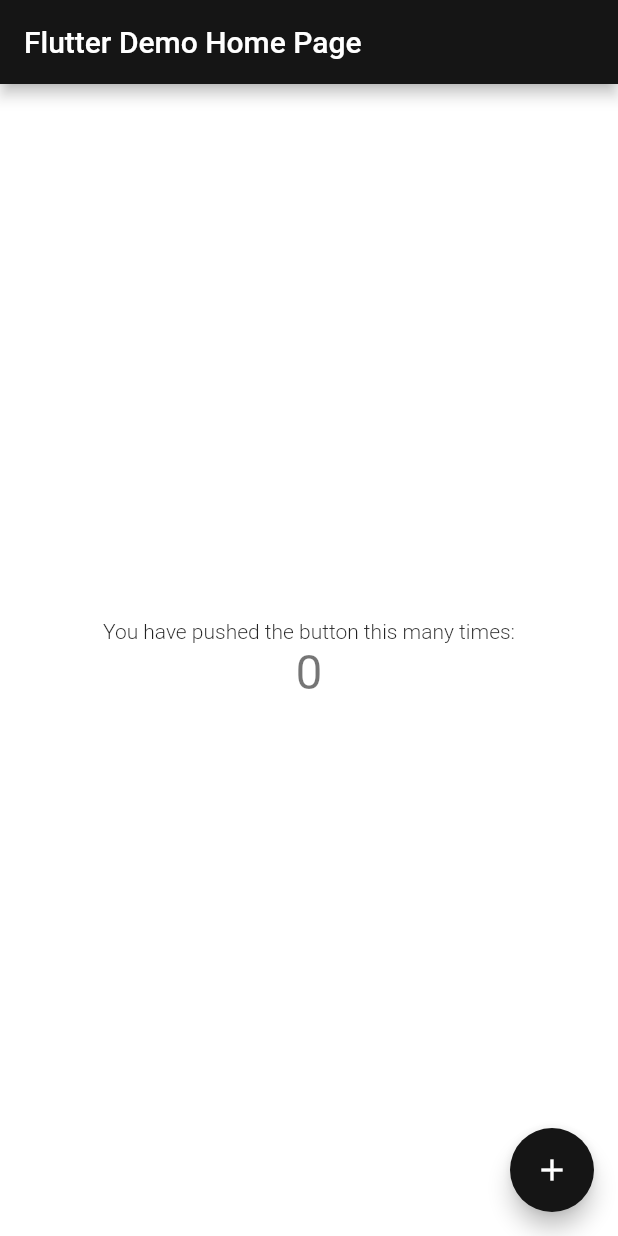
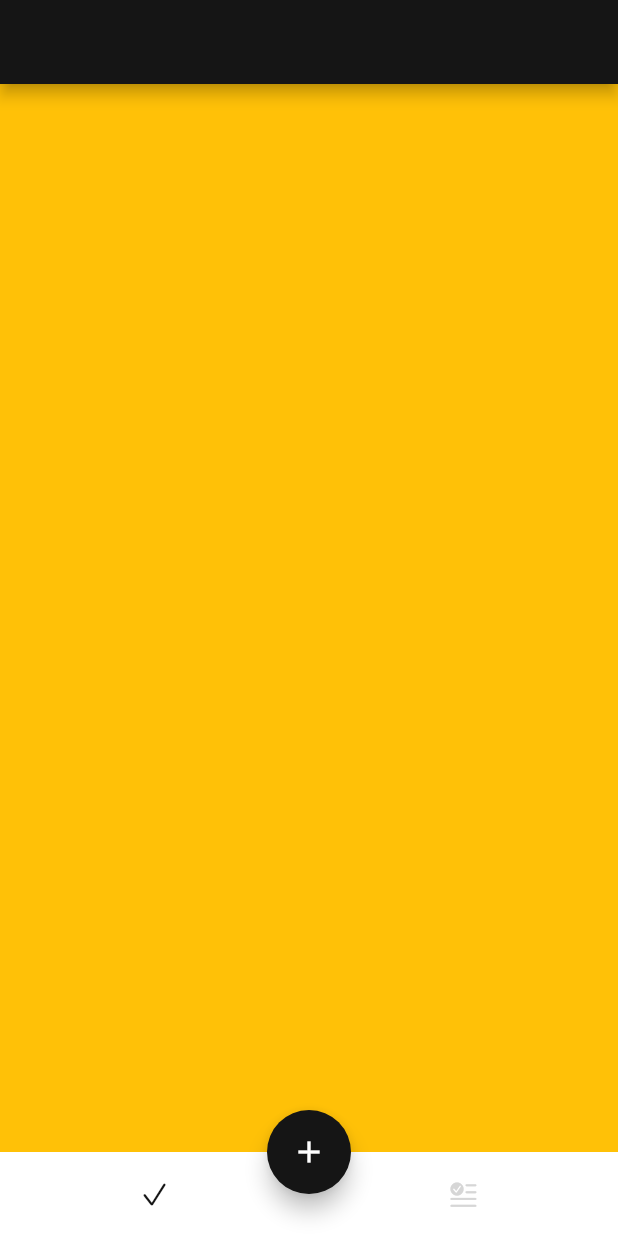
Before and after one commit to wogks/yakmu, a Flutter app: the screen it shows after launch, on a phone screen of 412 x 824 dp. Run offline on Flutter 3.47's test engine with Material 2 defaults, Android fonts, the phone set to English and light mode, and no system bars; Roboto replaces fonts that are missing (GmarketSansTTF).

Commit message:
Feat: homepage 작성

```diff
--- a/lib/main.dart
+++ b/lib/main.dart
@@ -1,3 +1,4 @@
+import 'package:alyak/presentation/home_page/home_page.dart';
 import 'package:alyak/util/dory_themes.dart';
 import 'package:flutter/material.dart';
 
@@ -12,93 +13,8 @@
   Widget build(BuildContext context) {
     return MaterialApp(
       title: 'Flutter Demo',
-      theme:DoryThemes.lightTheme,
-      home: const MyHomePage(title: 'Flutter Demo Home Page'),
+      theme: DoryThemes.lightTheme,
+      home: const HomePage(),
     );
   }
 }
-
-class MyHomePage extends StatefulWidget {
-  const MyHomePage({super.key, required this.title});
-
-  // This widget is the home page of your application. It is stateful, meaning
-  // that it has a State object (defined below) that contains fields that affect
-  // how it looks.
-
-  // This class is the configuration for the state. It holds the values (in this
-  // case the title) provided by the parent (in this case the App widget) and
-  // used by the build method of the State. Fields in a Widget subclass are
-  // always marked "final".
-
-  final String title;
-
-  @override
-  State<MyHomePage> createState() => _MyHomePageState();
-}
-
-class _MyHomePageState extends State<MyHomePage> {
-  int _counter = 0;
-
-  void _incrementCounter() {
-    setState(() {
-      // This call to setState tells the Flutter framework that something has
-      // changed in this State, which causes it to rerun the build method below
-      // so that the display can reflect the updated values. If we changed
-      // _counter without calling setState(), then the build method would not be
-      // called again, and so nothing would appear to happen.
-      _counter++;
-    });
-  }
-
-  @override
-  Widget build(BuildContext context) {
-    // This method is rerun every time setState is called, for instance as done
-    // by the _incrementCounter method above.
-    //
-    // The Flutter framework has been optimized to make rerunning build methods
-    // fast, so that you can just rebuild anything that needs updating rather
-    // than having to individually change instances of widgets.
-    return Scaffold(
-      appBar: AppBar(
-        // Here we take the value from the MyHomePage object that was created by
-        // the App.build method, and use it to set our appbar title.
-        title: Text(widget.title),
-      ),
-      body: Center(
-        // Center is a layout widget. It takes a single child and positions it
-        // in the middle of the parent.
-        child: Column(
-          // Column is also a layout widget. It takes a list of children and
-          // arranges them vertically. By default, it sizes itself to fit its
-          // children horizontally, and tries to be as tall as its parent.
-          //
-          // Invoke "debug painting" (press "p" in the console, choose the
-          // "Toggle Debug Paint" action from the Flutter Inspector in Android
-          // Studio, or the "Toggle Debug Paint" command in Visual Studio Code)
-          // to see the wireframe for each widget.
-          //
-          // Column has various properties to control how it sizes itself and
-          // how it positions its children. Here we use mainAxisAlignment to
-          // center the children vertically; the main axis here is the vertical
-          // axis because Columns are vertical (the cross axis would be
-          // horizontal).
-          mainAxisAlignment: MainAxisAlignment.center,
-          children: <Widget>[
-            const Text(
-              'You have pushed the button this many times:',
-            ),
-            Text(
-              '$_counter',
-              style: Theme.of(context).textTheme.headline4,
-            ),
-          ],
-        ),
-      ),
-      floatingActionButton: FloatingActionButton(
-        onPressed: _incrementCounter,
-        tooltip: 'Increment',
-        child: const Icon(Icons.add),
-      ), // This trailing comma makes auto-formatting nicer for build methods.
-    );
-  }
-}
--- /dev/null
+++ b/lib/presentation/home_page/home_page.dart
@@ -0,0 +1,80 @@
+import 'package:alyak/util/dory_colors.dart';
+import 'package:flutter/cupertino.dart';
+import 'package:flutter/material.dart';
+
+class HomePage extends StatefulWidget {
+  const HomePage({super.key});
+
+  @override
+  State<HomePage> createState() => _HomePageState();
+}
+
+class _HomePageState extends State<HomePage> {
+  int _currentIndex = 0;
+  final _pages = [
+    Container(
+      color: Colors.amber,
+    ),
+    Container(
+      color: Colors.blue,
+    ),
+  ];
+
+  @override
+  Widget build(BuildContext context) {
+    return Container(
+      color: Colors.white,
+      child: SafeArea(
+        top: false,
+        child: Scaffold(
+          appBar: AppBar(),
+          body: _pages[_currentIndex],
+          floatingActionButton: FloatingActionButton(
+            child: const Icon(Icons.add),
+            onPressed: () {},
+          ),
+          floatingActionButtonLocation:
+              FloatingActionButtonLocation.centerDocked,
+          bottomNavigationBar: BottomAppBar(
+            elevation: 0,
+            child: Container(
+              height: kBottomNavigationBarHeight,
+              color: Colors.white,
+              child: Row(
+                mainAxisAlignment: MainAxisAlignment.spaceAround,
+                children: [
+                  CupertinoButton(
+                    child: Icon(
+                      CupertinoIcons.check_mark,
+                      color: _currentIndex == 0
+                          ? DoryColors.primaryColor
+                          : Colors.grey[350],
+                    ),
+                    onPressed: () {
+                      setState(() {
+                        _currentIndex = 0;
+                      });
+                    },
+                  ),
+                  CupertinoButton(
+                    child: Icon(
+                      CupertinoIcons.text_badge_checkmark,
+                      color: _currentIndex == 1
+                          ? DoryColors.primaryColor
+                          : Colors.grey[350],
+                    ),
+                    onPressed: () {
+                      setState(() {
+                        _currentIndex = 1;
+                      });
+                    },
+                  ),
+                ],
+              ),
+            ),
+          ),
+        ),
+      ),
+    );
+  }
+}
```
Also changed, not shown: lib/presentation/add_page/add_page.dart (added).
